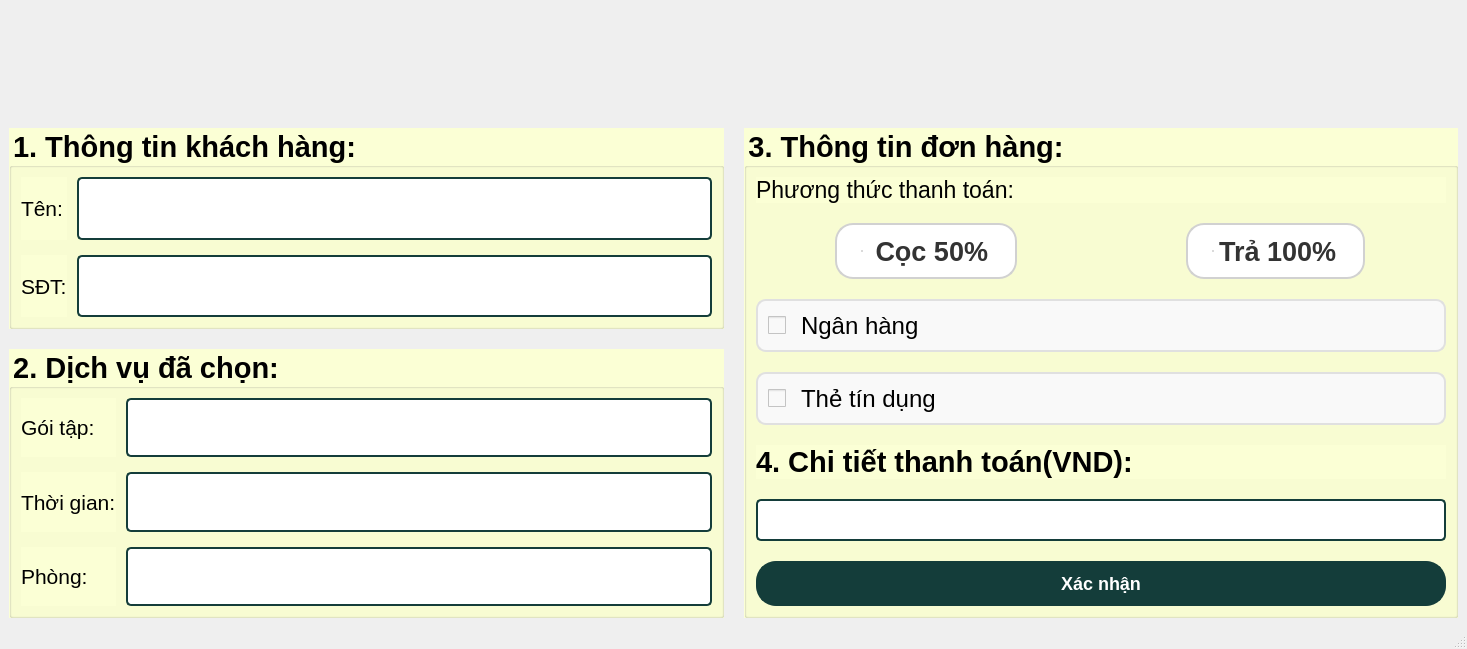
This is ui/payment/payment.ui in nguyenbphan12001-rimzy/Do-an-cuoi-ki-Nhom8_KTLT as Qt 5 draws it before an edit. The edited form follows.
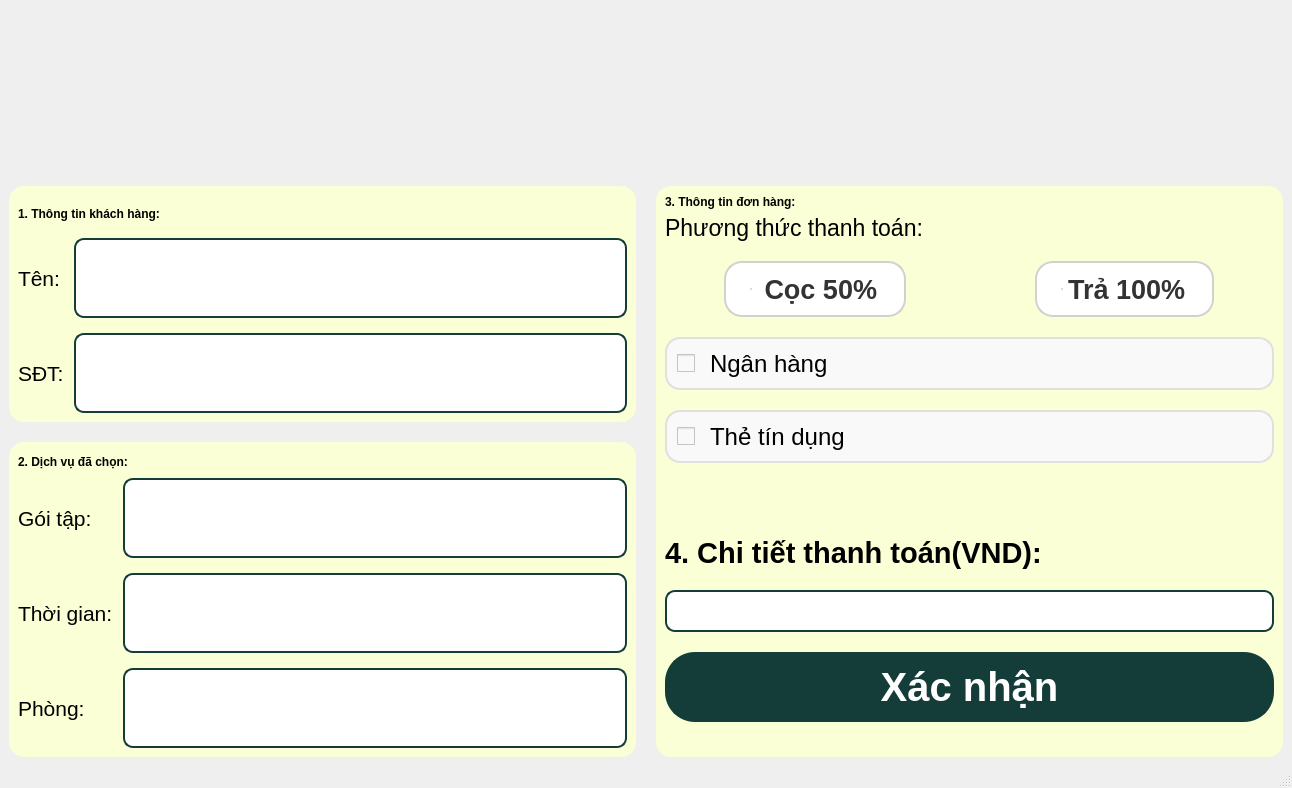
This is the edited form. Icons and pictures are not drawn.

```diff
--- a/ui/payment/payment.ui
+++ b/ui/payment/payment.ui
@@ -6,8 +6,8 @@
    <rect>
     <x>0</x>
     <y>0</y>
-    <width>1467</width>
-    <height>649</height>
+    <width>1292</width>
+    <height>788</height>
    </rect>
   </property>
   <property name="windowTitle">
@@ -42,13 +42,27 @@
          </font>
         </property>
         <property name="styleSheet">
-         <string notr="true">background-color: rgb(251, 255, 213)
+         <string notr="true">background-color: rgb(251, 255, 213);
+border: 2px ;
+border-radius: 15px;
+
 </string>
         </property>
         <property name="title">
-         <string>1. Thông tin khách hàng:</string>
+         <string/>
         </property>
         <layout class="QVBoxLayout" name="verticalLayout_3">
+         <item>
+          <widget class="QLabel" name="label_10">
+           <property name="styleSheet">
+            <string notr="true">font: 87 22pt &quot;Noto Sans HK Black&quot;;
+font-weight:bold;</string>
+           </property>
+           <property name="text">
+            <string>1. Thông tin khách hàng:</string>
+           </property>
+          </widget>
+         </item>
          <item>
           <layout class="QGridLayout" name="gridLayout_2">
            <property name="horizontalSpacing">
@@ -89,6 +103,12 @@
                <verstretch>0</verstretch>
               </sizepolicy>
              </property>
+             <property name="maximumSize">
+              <size>
+               <width>900</width>
+               <height>80</height>
+              </size>
+             </property>
              <property name="font">
               <font>
                <pointsize>18</pointsize>
@@ -96,7 +116,7 @@
              </property>
              <property name="styleSheet">
               <string notr="true">border: 2px solid #143d3a; /* Màu xanh đậm của header */
-border-radius: 5px;
+border-radius: 10px;
 padding: 5px;
 background-color: white;</string>
              </property>
@@ -110,6 +130,12 @@
                <verstretch>0</verstretch>
               </sizepolicy>
              </property>
+             <property name="maximumSize">
+              <size>
+               <width>900</width>
+               <height>80</height>
+              </size>
+             </property>
              <property name="font">
               <font>
                <pointsize>18</pointsize>
@@ -117,7 +143,7 @@
              </property>
              <property name="styleSheet">
               <string notr="true">border: 2px solid #143d3a; /* Màu xanh đậm của header */
-border-radius: 5px;
+border-radius: 10px;
 padding: 5px;
 background-color: white;</string>
              </property>
@@ -138,12 +164,26 @@
          </font>
         </property>
         <property name="styleSheet">
-         <string notr="true">background-color: rgb(251, 255, 213)</string>
+         <string notr="true">background-color: rgb(251, 255, 213);
+border: 2px ;
+border-radius: 15px;
+</string>
         </property>
         <property name="title">
-         <string>2. Dịch vụ đã chọn:</string>
+         <string/>
         </property>
         <layout class="QVBoxLayout" name="verticalLayout_2">
+         <item>
+          <widget class="QLabel" name="label_11">
+           <property name="styleSheet">
+            <string notr="true">font: 87 22pt &quot;Noto Sans HK Black&quot;;
+font-weight:bold;</string>
+           </property>
+           <property name="text">
+            <string>2. Dịch vụ đã chọn:</string>
+           </property>
+          </widget>
+         </item>
          <item>
           <layout class="QGridLayout" name="gridLayout_3">
            <property name="horizontalSpacing">
@@ -172,6 +212,12 @@
                <verstretch>0</verstretch>
               </sizepolicy>
              </property>
+             <property name="maximumSize">
+              <size>
+               <width>800</width>
+               <height>80</height>
+              </size>
+             </property>
              <property name="font">
               <font>
                <pointsize>18</pointsize>
@@ -179,7 +225,7 @@
              </property>
              <property name="styleSheet">
               <string notr="true">border: 2px solid #143d3a; /* Màu xanh đậm của header */
-border-radius: 5px;
+border-radius: 10px;
 padding: 5px;
 background-color: white;</string>
              </property>
@@ -193,6 +239,12 @@
                <verstretch>0</verstretch>
               </sizepolicy>
              </property>
+             <property name="maximumSize">
+              <size>
+               <width>800</width>
+               <height>80</height>
+              </size>
+             </property>
              <property name="font">
               <font>
                <pointsize>18</pointsize>
@@ -200,7 +252,7 @@
              </property>
              <property name="styleSheet">
               <string notr="true">border: 2px solid #143d3a; /* Màu xanh đậm của header */
-border-radius: 5px;
+border-radius: 10px;
 padding: 5px;
 background-color: white;</string>
              </property>
@@ -214,6 +266,12 @@
                <verstretch>0</verstretch>
               </sizepolicy>
              </property>
+             <property name="maximumSize">
+              <size>
+               <width>800</width>
+               <height>80</height>
+              </size>
+             </property>
              <property name="font">
               <font>
                <pointsize>16</pointsize>
@@ -221,7 +279,7 @@
              </property>
              <property name="styleSheet">
               <string notr="true">border: 2px solid #143d3a; /* Màu xanh đậm của header */
-border-radius: 5px;
+border-radius: 10px;
 padding: 5px;
 background-color: white;</string>
              </property>
@@ -272,12 +330,39 @@
          </font>
         </property>
         <property name="styleSheet">
-         <string notr="true">background-color: rgb(251, 255, 213)</string>
+         <string notr="true">background-color: rgb(251, 255, 213);
+border: 2px ;
+border-radius: 15px;
+</string>
         </property>
         <property name="title">
-         <string>3. Thông tin đơn hàng:</string>
+         <string/>
         </property>
         <layout class="QVBoxLayout" name="verticalLayout_4">
+         <item>
+          <widget class="QLabel" name="label_9">
+           <property name="styleSheet">
+            <string notr="true">font: 87 22pt &quot;Noto Sans HK Black&quot;;
+font-weight:bold;</string>
+           </property>
+           <property name="text">
+            <string>3. Thông tin đơn hàng:</string>
+           </property>
+          </widget>
+         </item>
+         <item>
+          <spacer name="verticalSpacer">
+           <property name="orientation">
+            <enum>Qt::Vertical</enum>
+           </property>
+           <property name="sizeHint" stdset="0">
+            <size>
+             <width>20</width>
+             <height>40</height>
+            </size>
+           </property>
+          </spacer>
+         </item>
          <item>
           <layout class="QGridLayout" name="gridLayout_4">
            <property name="horizontalSpacing">
@@ -286,6 +371,62 @@
            <property name="verticalSpacing">
             <number>20</number>
            </property>
+           <item row="7" column="0" colspan="2">
+            <widget class="QLineEdit" name="lineEditTotalMoney">
+             <property name="sizePolicy">
+              <sizepolicy hsizetype="Expanding" vsizetype="Expanding">
+               <horstretch>0</horstretch>
+               <verstretch>0</verstretch>
+              </sizepolicy>
+             </property>
+             <property name="maximumSize">
+              <size>
+               <width>1000</width>
+               <height>90</height>
+              </size>
+             </property>
+             <property name="font">
+              <font>
+               <pointsize>17</pointsize>
+              </font>
+             </property>
+             <property name="styleSheet">
+              <string notr="true">border: 2px solid #143d3a; /* Màu xanh đậm của header */
+border-radius: 10px;
+padding: 5px;
+background-color: white;</string>
+             </property>
+             <property name="alignment">
+              <set>Qt::AlignLeading|Qt::AlignLeft|Qt::AlignVCenter</set>
+             </property>
+            </widget>
+           </item>
+           <item row="5" column="0">
+            <spacer name="verticalSpacer_2">
+             <property name="orientation">
+              <enum>Qt::Vertical</enum>
+             </property>
+             <property name="sizeHint" stdset="0">
+              <size>
+               <width>20</width>
+               <height>40</height>
+              </size>
+             </property>
+            </spacer>
+           </item>
+           <item row="4" column="0">
+            <spacer name="verticalSpacer_3">
+             <property name="orientation">
+              <enum>Qt::Vertical</enum>
+             </property>
+             <property name="sizeHint" stdset="0">
+              <size>
+               <width>20</width>
+               <height>40</height>
+              </size>
+             </property>
+            </spacer>
+           </item>
            <item row="1" column="1" alignment="Qt::AlignHCenter">
             <widget class="QRadioButton" name="radioButtonFull">
              <property name="sizePolicy">
@@ -294,6 +435,12 @@
                <verstretch>0</verstretch>
               </sizepolicy>
              </property>
+             <property name="maximumSize">
+              <size>
+               <width>300</width>
+               <height>70</height>
+              </size>
+             </property>
              <property name="font">
               <font>
                <pointsize>20</pointsize>
@@ -361,6 +508,12 @@
                <verstretch>0</verstretch>
               </sizepolicy>
              </property>
+             <property name="maximumSize">
+              <size>
+               <width>1000</width>
+               <height>70</height>
+              </size>
+             </property>
              <property name="font">
               <font>
                <pointsize>18</pointsize>
@@ -373,7 +526,7 @@
     padding: 10px;      /* Tạo khoảng trống bên trong thẻ */
     background-color: #f9f9f9;
     border: 2px solid #e0e0e0;
-    border-radius: 10px;
+    border-radius: 15px;
 }
 
 /* Khi di chuột qua (Hover) */
@@ -423,6 +576,12 @@
                <height>0</height>
               </size>
              </property>
+             <property name="maximumSize">
+              <size>
+               <width>300</width>
+               <height>70</height>
+              </size>
+             </property>
              <property name="font">
               <font>
                <pointsize>20</pointsize>
@@ -464,6 +623,29 @@
              </property>
             </widget>
            </item>
+           <item row="6" column="0" colspan="2">
+            <widget class="QLabel" name="label_8">
+             <property name="sizePolicy">
+              <sizepolicy hsizetype="Expanding" vsizetype="Expanding">
+               <horstretch>0</horstretch>
+               <verstretch>0</verstretch>
+              </sizepolicy>
+             </property>
+             <property name="font">
+              <font>
+               <pointsize>22</pointsize>
+               <weight>75</weight>
+               <bold>true</bold>
+              </font>
+             </property>
+             <property name="styleSheet">
+              <string notr="true">font-weight: bold;</string>
+             </property>
+             <property name="text">
+              <string>4. Chi tiết thanh toán(VND):</string>
+             </property>
+            </widget>
+           </item>
            <item row="3" column="0" colspan="2">
             <widget class="QCheckBox" name="checkBoxCard">
              <property name="sizePolicy">
@@ -472,6 +654,12 @@
                <verstretch>0</verstretch>
               </sizepolicy>
              </property>
+             <property name="maximumSize">
+              <size>
+               <width>1000</width>
+               <height>70</height>
+              </size>
+             </property>
              <property name="font">
               <font>
                <pointsize>18</pointsize>
@@ -484,7 +672,7 @@
     padding: 10px;      /* Tạo khoảng trống bên trong thẻ */
     background-color: #f9f9f9;
     border: 2px solid #e0e0e0;
-    border-radius: 10px;
+    border-radius: 15px;
 }
 
 /* Khi di chuột qua (Hover) */
@@ -523,27 +711,7 @@
              </property>
             </widget>
            </item>
-           <item row="4" column="0" colspan="2">
-            <widget class="QLabel" name="label_8">
-             <property name="sizePolicy">
-              <sizepolicy hsizetype="Expanding" vsizetype="Expanding">
-               <horstretch>0</horstretch>
-               <verstretch>0</verstretch>
-              </sizepolicy>
-             </property>
-             <property name="font">
-              <font>
-               <pointsize>22</pointsize>
-               <weight>75</weight>
-               <bold>true</bold>
-              </font>
-             </property>
-             <property name="text">
-              <string>4. Chi tiết thanh toán(VND):</string>
-             </property>
-            </widget>
-           </item>
-           <item row="6" column="0" colspan="2">
+           <item row="8" column="0" colspan="2">
             <widget class="QPushButton" name="pushButtonCofirm">
              <property name="sizePolicy">
               <sizepolicy hsizetype="Minimum" vsizetype="Expanding">
@@ -551,6 +719,12 @@
                <verstretch>0</verstretch>
               </sizepolicy>
              </property>
+             <property name="maximumSize">
+              <size>
+               <width>1000</width>
+               <height>80</height>
+              </size>
+             </property>
              <property name="font">
               <font>
                <pointsize>-1</pointsize>
@@ -563,11 +737,11 @@
     background-color: #143d3a;    
     color: white;                 
     /* CÀI ĐẶT BO TRÒN Ở ĐÂY */
-    border-radius: 20px;          /* Số này càng lớn thì càng tròn */
+    border-radius: 30px;          /* Số này càng lớn thì càng tròn */
     border: 2px solid #143d3a;    /* Thêm viền để định hình rõ hơn */
     
     font-weight: bold;
-    font-size: 18px;              /* Chỉnh cho chữ to lên như bạn muốn */
+    font-size: 40px;              /* Chỉnh cho chữ to lên như bạn muốn */
     padding: 10px;                /* Tạo khoảng trống cho chữ thở */
 }
 
@@ -588,29 +762,18 @@
              </property>
             </widget>
            </item>
-           <item row="5" column="0" colspan="2">
-            <widget class="QLineEdit" name="lineEditTotalMoney">
-             <property name="sizePolicy">
-              <sizepolicy hsizetype="Expanding" vsizetype="Expanding">
-               <horstretch>0</horstretch>
-               <verstretch>0</verstretch>
-              </sizepolicy>
+           <item row="9" column="0">
+            <spacer name="verticalSpacer_4">
+             <property name="orientation">
+              <enum>Qt::Vertical</enum>
              </property>
-             <property name="font">
-              <font>
-               <pointsize>17</pointsize>
-              </font>
+             <property name="sizeHint" stdset="0">
+              <size>
+               <width>20</width>
+               <height>40</height>
+              </size>
              </property>
-             <property name="styleSheet">
-              <string notr="true">border: 2px solid #143d3a; /* Màu xanh đậm của header */
-border-radius: 5px;
-padding: 5px;
-background-color: white;</string>
-             </property>
-             <property name="alignment">
-              <set>Qt::AlignLeading|Qt::AlignLeft|Qt::AlignVCenter</set>
-             </property>
-            </widget>
+            </spacer>
            </item>
           </layout>
          </item>
```
Left out of the diff: 4 changed lines with no effect on the pictures.
